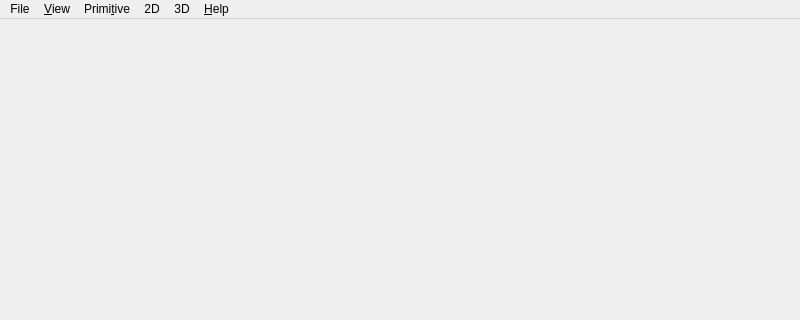
First picture: the form in occQt.ui, repository yurovalex/SimpleGM, before the edit; both pictures show x 0 to 800 and y 0 to 320 of the 800 by 600 pixel window.
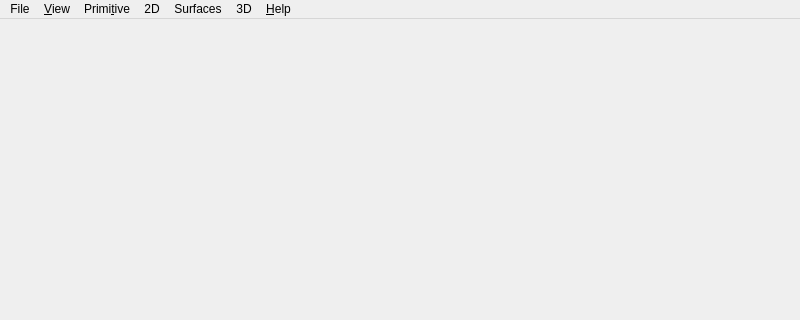
Second picture: the form after the edit. Icons and pictures are not drawn.

Commit message: add new surfaces  (feature) and new syntax SIGNAL_SLOT

What changed in the file:
```diff
--- a/occQt.ui
+++ b/occQt.ui
@@ -75,10 +75,18 @@
     <addaction name="actionSplines"/>
     <addaction name="actionBspline"/>
    </widget>
+   <widget class="QMenu" name="menuSurface">
+    <property name="title">
+     <string>Surfaces</string>
+    </property>
+    <addaction name="actionbezier_surface"/>
+    <addaction name="actionsurface_2boundares"/>
+   </widget>
    <addaction name="menuFile"/>
    <addaction name="menuView"/>
    <addaction name="menuPrimitive"/>
    <addaction name="menu2D"/>
+   <addaction name="menuSurface"/>
    <addaction name="menuModeling"/>
    <addaction name="menuHelp"/>
   </widget>
```
Left out of the diff: 18 changed lines with no effect on the pictures. The commit also changes 8 other files.
